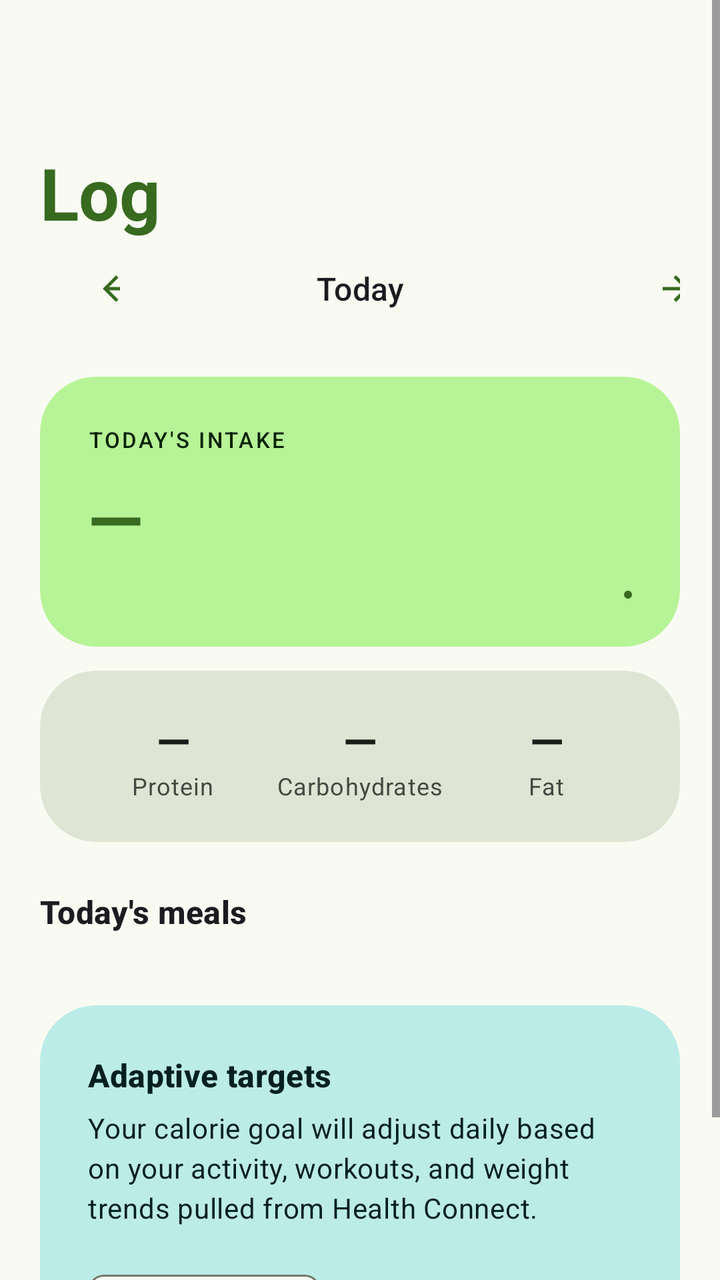
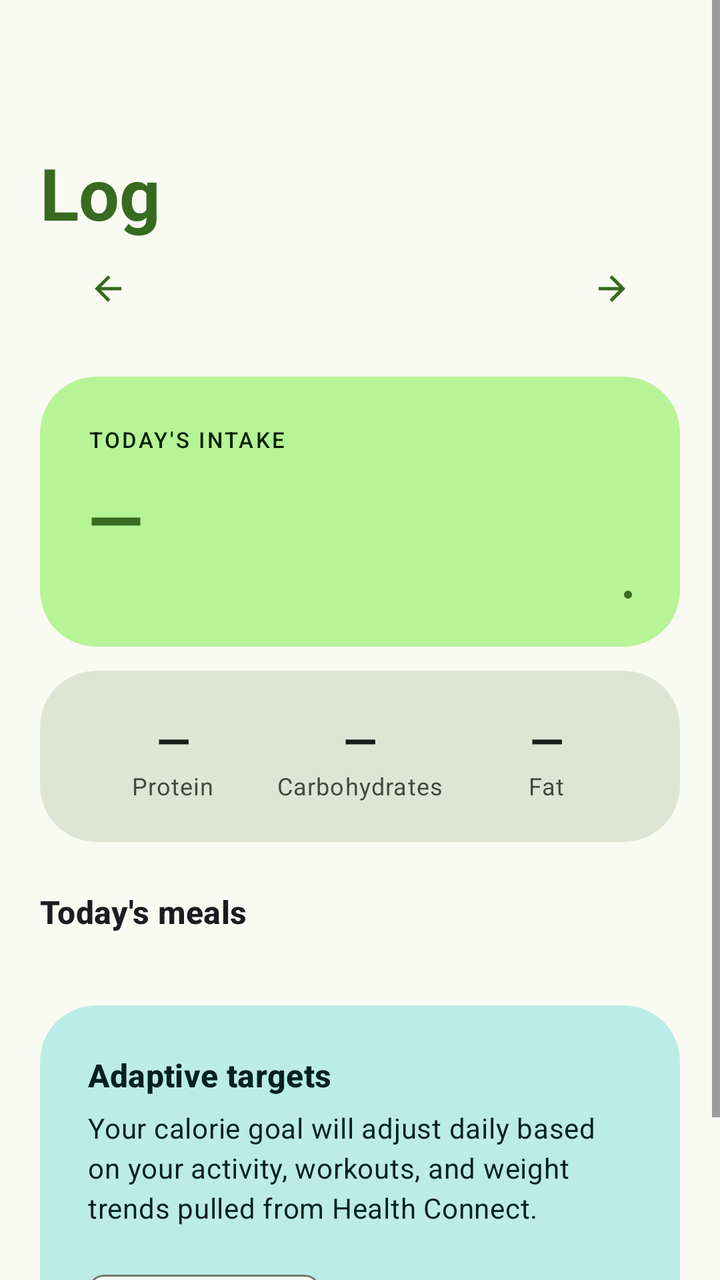

Before-and-after screenshots of an Android layout around one commit, followed by the original layout XML and the change that was made.
<!-- AndroidManifest.xml: application theme Theme.ScaScan -->
<!-- res/layout/fragment_log.xml -->
<?xml version="1.0" encoding="utf-8"?>
<ScrollView
    xmlns:android="http://schemas.android.com/apk/res/android"
    xmlns:app="http://schemas.android.com/apk/res-auto"
    android:id="@+id/root"
    android:layout_width="match_parent"
    android:layout_height="match_parent"
    android:fillViewport="true"
    android:background="?android:colorBackground">

    <LinearLayout
        android:layout_width="match_parent"
        android:layout_height="wrap_content"
        android:orientation="vertical"
        android:paddingHorizontal="20dp"
        android:paddingTop="72dp"
        android:paddingBottom="32dp">

        <TextView
            android:layout_width="wrap_content"
            android:layout_height="wrap_content"
            android:text="@string/nav_log"
            style="@style/TextAppearance.Material3.DisplaySmall"
            android:textStyle="bold"
            android:textColor="?attr/colorPrimary"
            android:layout_marginBottom="4dp" />

        
        <LinearLayout
            android:layout_width="match_parent"
            android:layout_height="wrap_content"
            android:orientation="horizontal"
            android:gravity="center_vertical"
            android:layout_marginBottom="24dp">

            <com.google.android.material.button.MaterialButton
                android:id="@+id/btnPrevDay"
                android:layout_width="40dp"
                android:layout_height="40dp"
                android:insetTop="0dp"
                android:insetBottom="0dp"
                style="@style/Widget.Material3.Button.IconButton"
                app:icon="@drawable/ic_arrow_back" />

            <TextView
                android:id="@+id/tvSelectedDate"
                android:layout_width="0dp"
                android:layout_height="wrap_content"
                android:layout_weight="1"
                android:gravity="center"
                android:text="Today"
                style="@style/TextAppearance.Material3.TitleMedium"
                android:textColor="?attr/colorOnBackground" />

            <com.google.android.material.button.MaterialButton
                android:id="@+id/btnNextDay"
                android:layout_width="40dp"
                android:layout_height="40dp"
                android:insetTop="0dp"
                android:insetBottom="0dp"
                style="@style/Widget.Material3.Button.IconButton"
                app:icon="@drawable/ic_arrow_forward" />
        </LinearLayout>

        
        <com.google.android.material.card.MaterialCardView
            android:layout_width="match_parent"
            android:layout_height="wrap_content"
            android:layout_marginBottom="12dp"
            app:cardBackgroundColor="?attr/colorPrimaryContainer"
            app:cardCornerRadius="28dp"
            app:cardElevation="0dp"
            app:strokeWidth="0dp">

            <LinearLayout
                android:layout_width="match_parent"
                android:layout_height="wrap_content"
                android:orientation="vertical"
                android:padding="24dp">

                <TextView
                    android:layout_width="wrap_content"
                    android:layout_height="wrap_content"
                    android:text="@string/log_today_intake"
                    style="@style/TextAppearance.Material3.LabelSmall"
                    android:textAllCaps="true"
                    android:letterSpacing="0.1"
                    android:textColor="?attr/colorOnPrimaryContainer"
                    android:layout_marginBottom="8dp" />

                <TextView
                    android:id="@+id/tvCalorieSummary"
                    android:layout_width="wrap_content"
                    android:layout_height="wrap_content"
                    android:text="@string/log_no_data"
                    style="@style/TextAppearance.Material3.DisplaySmall"
                    android:textStyle="bold"
                    android:textColor="?attr/colorPrimary"
                    android:layout_marginBottom="12dp" />

                <com.google.android.material.progressindicator.LinearProgressIndicator
                    android:id="@+id/progressCalories"
                    android:layout_width="match_parent"
                    android:layout_height="wrap_content"
                    android:progress="0"
                    android:max="100"
                    app:trackCornerRadius="4dp"
                    app:indicatorColor="?attr/colorPrimary"
                    app:trackColor="?attr/colorPrimaryContainer" />
            </LinearLayout>
        </com.google.android.material.card.MaterialCardView>

        
        <com.google.android.material.card.MaterialCardView
            android:layout_width="match_parent"
            android:layout_height="wrap_content"
            android:layout_marginBottom="24dp"
            app:cardBackgroundColor="?attr/colorSurfaceVariant"
            app:cardCornerRadius="28dp"
            app:cardElevation="0dp"
            app:strokeWidth="0dp">

            <LinearLayout
                android:layout_width="match_parent"
                android:layout_height="wrap_content"
                android:orientation="horizontal"
                android:padding="20dp">

                <LinearLayout
                    android:layout_width="0dp"
                    android:layout_height="wrap_content"
                    android:layout_weight="1"
                    android:orientation="vertical"
                    android:gravity="center_horizontal">

                    <TextView
                        android:id="@+id/tvLogProtein"
                        android:layout_width="wrap_content"
                        android:layout_height="wrap_content"
                        android:text="—"
                        style="@style/TextAppearance.Material3.TitleLarge"
                        android:textStyle="bold"
                        android:textColor="?attr/colorOnSurface" />

                    <TextView
                        android:layout_width="wrap_content"
                        android:layout_height="wrap_content"
                        android:text="@string/nutrient_protein"
                        style="@style/TextAppearance.Material3.BodySmall"
                        android:textColor="?attr/colorOnSurfaceVariant" />
                </LinearLayout>

                <LinearLayout
                    android:layout_width="0dp"
                    android:layout_height="wrap_content"
                    android:layout_weight="1"
                    android:orientation="vertical"
                    android:gravity="center_horizontal">

                    <TextView
                        android:id="@+id/tvLogCarbs"
                        android:layout_width="wrap_content"
                        android:layout_height="wrap_content"
                        android:text="—"
                        style="@style/TextAppearance.Material3.TitleLarge"
                        android:textStyle="bold"
                        android:textColor="?attr/colorOnSurface" />

                    <TextView
                        android:layout_width="wrap_content"
                        android:layout_height="wrap_content"
                        android:text="@string/nutrient_carbs"
                        style="@style/TextAppearance.Material3.BodySmall"
                        android:textColor="?attr/colorOnSurfaceVariant" />
                </LinearLayout>

                <LinearLayout
                    android:layout_width="0dp"
                    android:layout_height="wrap_content"
                    android:layout_weight="1"
                    android:orientation="vertical"
                    android:gravity="center_horizontal">

                    <TextView
                        android:id="@+id/tvLogFat"
                        android:layout_width="wrap_content"
                        android:layout_height="wrap_content"
                        android:text="—"
                        style="@style/TextAppearance.Material3.TitleLarge"
                        android:textStyle="bold"
                        android:textColor="?attr/colorOnSurface" />

                    <TextView
                        android:layout_width="wrap_content"
                        android:layout_height="wrap_content"
                        android:text="@string/nutrient_fat"
                        style="@style/TextAppearance.Material3.BodySmall"
                        android:textColor="?attr/colorOnSurfaceVariant" />
                </LinearLayout>
            </LinearLayout>
        </com.google.android.material.card.MaterialCardView>

        
        <TextView
            android:layout_width="wrap_content"
            android:layout_height="wrap_content"
            android:text="@string/log_entries_today"
            style="@style/TextAppearance.Material3.TitleMedium"
            android:textStyle="bold"
            android:textColor="?attr/colorOnBackground"
            android:layout_marginBottom="12dp" />

        
        <TextView
            android:id="@+id/tvEmptyLog"
            android:layout_width="match_parent"
            android:layout_height="wrap_content"
            android:text="@string/log_empty"
            style="@style/TextAppearance.Material3.BodyMedium"
            android:textColor="?attr/colorOnSurfaceVariant"
            android:layout_marginBottom="24dp"
            android:visibility="gone" />

        
        <LinearLayout
            android:id="@+id/entriesContainer"
            android:layout_width="match_parent"
            android:layout_height="wrap_content"
            android:orientation="vertical"
            android:layout_marginBottom="24dp" />

        
        <com.google.android.material.card.MaterialCardView
            android:id="@+id/cardHcMetrics"
            android:layout_width="match_parent"
            android:layout_height="wrap_content"
            android:layout_marginBottom="12dp"
            android:visibility="gone"
            app:cardBackgroundColor="?attr/colorSecondaryContainer"
            app:cardCornerRadius="20dp"
            app:cardElevation="0dp"
            app:strokeWidth="0dp">

            <LinearLayout
                android:layout_width="match_parent"
                android:layout_height="wrap_content"
                android:orientation="horizontal"
                android:padding="16dp">

                <LinearLayout
                    android:layout_width="0dp"
                    android:layout_height="wrap_content"
                    android:layout_weight="1"
                    android:orientation="vertical"
                    android:gravity="center_horizontal">

                    <TextView
                        android:id="@+id/tvHcSteps"
                        android:layout_width="wrap_content"
                        android:layout_height="wrap_content"
                        android:text="—"
                        style="@style/TextAppearance.Material3.TitleMedium"
                        android:textStyle="bold"
                        android:textColor="?attr/colorOnSecondaryContainer" />

                    <TextView
                        android:layout_width="wrap_content"
                        android:layout_height="wrap_content"
                        android:text="@string/hc_label_steps"
                        style="@style/TextAppearance.Material3.BodySmall"
                        android:textColor="?attr/colorOnSecondaryContainer" />
                </LinearLayout>

                <LinearLayout
                    android:layout_width="0dp"
                    android:layout_height="wrap_content"
                    android:layout_weight="1"
                    android:orientation="vertical"
                    android:gravity="center_horizontal">

                    <TextView
                        android:id="@+id/tvHcCalories"
                        android:layout_width="wrap_content"
                        android:layout_height="wrap_content"
                        android:text="—"
                        style="@style/TextAppearance.Material3.TitleMedium"
                        android:textStyle="bold"
                        android:textColor="?attr/colorOnSecondaryContainer" />

                    <TextView
                        android:layout_width="wrap_content"
                        android:layout_height="wrap_content"
                        android:text="@string/hc_label_active"
                        style="@style/TextAppearance.Material3.BodySmall"
                        android:textColor="?attr/colorOnSecondaryContainer" />
                </LinearLayout>

                <LinearLayout
                    android:layout_width="0dp"
                    android:layout_height="wrap_content"
                    android:layout_weight="1"
                    android:orientation="vertical"
                    android:gravity="center_horizontal">

                    <TextView
                        android:id="@+id/tvHcDistance"
                        android:layout_width="wrap_content"
                        android:layout_height="wrap_content"
                        android:text="—"
                        style="@style/TextAppearance.Material3.TitleMedium"
                        android:textStyle="bold"
                        android:textColor="?attr/colorOnSecondaryContainer" />

                    <TextView
                        android:layout_width="wrap_content"
                        android:layout_height="wrap_content"
                        android:text="@string/hc_label_distance"
                        style="@style/TextAppearance.Material3.BodySmall"
                        android:textColor="?attr/colorOnSecondaryContainer" />
                </LinearLayout>
            </LinearLayout>
        </com.google.android.material.card.MaterialCardView>

        
        <com.google.android.material.card.MaterialCardView
            android:layout_width="match_parent"
            android:layout_height="wrap_content"
            app:cardBackgroundColor="?attr/colorTertiaryContainer"
            app:cardCornerRadius="28dp"
            app:cardElevation="0dp"
            app:strokeWidth="0dp">

            <LinearLayout
                android:layout_width="match_parent"
                android:layout_height="wrap_content"
                android:orientation="vertical"
                android:padding="24dp">

                <TextView
                    android:layout_width="wrap_content"
                    android:layout_height="wrap_content"
                    android:text="@string/log_adaptive_title"
                    style="@style/TextAppearance.Material3.TitleMedium"
                    android:textStyle="bold"
                    android:textColor="?attr/colorOnTertiaryContainer"
                    android:layout_marginBottom="6dp" />

                <TextView
                    android:layout_width="wrap_content"
                    android:layout_height="wrap_content"
                    android:text="@string/log_adaptive_body"
                    style="@style/TextAppearance.Material3.BodyMedium"
                    android:textColor="?attr/colorOnTertiaryContainer"
                    android:layout_marginBottom="16dp" />

                <com.google.android.material.chip.Chip
                    android:layout_width="wrap_content"
                    android:layout_height="wrap_content"
                    android:text="@string/coming_soon"
                    android:clickable="false"
                    style="@style/Widget.Material3.Chip.Suggestion" />
            </LinearLayout>
        </com.google.android.material.card.MaterialCardView>

    </LinearLayout>
</ScrollView>
<!-- resources referenced by this layout -->
<resources>
  <!-- drawable ic_arrow_forward (drawable) -->
  <?xml version="1.0" encoding="utf-8"?>
  <vector xmlns:android="http://schemas.android.com/apk/res/android"
      android:width="24dp"
      android:height="24dp"
      android:viewportWidth="24"
      android:viewportHeight="24">
      <path
          android:fillColor="@android:color/white"
          android:pathData="M12,4l-1.41,1.41L16.17,11H4v2h12.17l-5.58,5.59L12,20l8,-8z" />
  </vector>
  <string name="coming_soon">Coming soon</string>
  <string name="hc_label_active">Burned today</string>
  <string name="hc_label_distance">Distance</string>
  <string name="hc_label_steps">Steps today</string>
  <string name="log_adaptive_body">Your calorie goal will adjust daily based on your activity, workouts, and weight trends pulled from Health Connect.</string>
  <string name="log_adaptive_title">Adaptive targets</string>
  <string name="log_empty">No entries yet — scan or search a food to get started.</string>
  <string name="log_entries_today">Today\'s meals</string>
  <string name="log_no_data">—</string>
  <string name="log_today_intake">Today\'s intake</string>
  <string name="nav_log">Log</string>
  <string name="nutrient_carbs">Carbohydrates</string>
  <string name="nutrient_fat">Fat</string>
  <string name="nutrient_protein">Protein</string>
  <color name="colorPrimary">#386A20</color>
  <color name="colorOnPrimary">#FFFFFF</color>
  <color name="colorPrimaryContainer">#B7F397</color>
  <color name="colorOnPrimaryContainer">#042100</color>
  <color name="colorSecondary">#55624C</color>
  <color name="colorOnSecondary">#FFFFFF</color>
  <color name="colorSecondaryContainer">#D9E8CB</color>
  <color name="colorOnSecondaryContainer">#131F0D</color>
  <color name="colorTertiary">#386663</color>
  <color name="colorOnTertiary">#FFFFFF</color>
  <color name="colorTertiaryContainer">#BCECE8</color>
  <color name="colorOnTertiaryContainer">#00201F</color>
  <color name="colorError">#BA1A1A</color>
  <color name="colorOnError">#FFFFFF</color>
  <color name="colorBackground">#F9FBF2</color>
  <color name="colorSurface">#F9FBF2</color>
  <color name="colorOnSurface">#1A1C18</color>
  <color name="colorSurfaceVariant">#DEE5D4</color>
  <color name="colorOnSurfaceVariant">#424940</color>
  <color name="colorOutline">#72796A</color>
  <color name="colorOutlineVariant">#C2C9BA</color>
  <style name="ShapeAppearance.App.Pill" parent="">
          <item name="cornerFamily">rounded</item>
          <item name="cornerSize">50%</item>
      </style>
  <style name="ShapeAppearance.App.LargeRounded" parent="">
          <item name="cornerFamily">rounded</item>
          <item name="cornerSize">28dp</item>
      </style>
  <style name="Widget.App.Button" parent="Widget.Material3.Button">
          <item name="shapeAppearance">@style/ShapeAppearance.App.Pill</item>
          <item name="android:paddingStart">24dp</item>
          <item name="android:paddingEnd">24dp</item>
      </style>
  <style name="Widget.App.Button.Outlined" parent="Widget.Material3.Button.OutlinedButton">
          <item name="shapeAppearance">@style/ShapeAppearance.App.Pill</item>
          <item name="android:paddingStart">24dp</item>
          <item name="android:paddingEnd">24dp</item>
      </style>
  <style name="Widget.App.FloatingActionButton" parent="Widget.Material3.FloatingActionButton.Large.Primary">
          <item name="shapeAppearance">@style/ShapeAppearance.App.Pill</item>
      </style>
  <style name="Widget.App.ExtendedFab" parent="Widget.Material3.ExtendedFloatingActionButton.Primary">
          <item name="shapeAppearance">@style/ShapeAppearance.App.Pill</item>
      </style>
  <style name="Widget.App.Card" parent="Widget.Material3.CardView.Filled">
          <item name="shapeAppearance">@style/ShapeAppearance.App.LargeRounded</item>
          <item name="cardElevation">0dp</item>
          <item name="strokeWidth">0dp</item>
      </style>
  <!-- unchanged entries left out for length: 2 -->
</resources>

<!-- the commit's change to res/layout/fragment_log.xml (unified diff, before → after) -->
@@ -35,11 +35,17 @@
 
             <com.google.android.material.button.MaterialButton
                 android:id="@+id/btnPrevDay"
-                android:layout_width="40dp"
-                android:layout_height="40dp"
+                style="@style/Widget.Material3.Button.IconButton"
+                android:layout_width="wrap_content"
+                android:layout_height="wrap_content"
                 android:insetTop="0dp"
                 android:insetBottom="0dp"
-                style="@style/Widget.Material3.Button.IconButton"
+                android:insetLeft="0dp"
+                android:insetRight="0dp"
+                android:minWidth="0dp"
+                android:minHeight="0dp"
+                app:iconSize="20dp"
+                app:iconPadding="0dp"
                 app:icon="@drawable/ic_arrow_back" />
 
             <TextView
@@ -48,17 +54,22 @@
                 android:layout_height="wrap_content"
                 android:layout_weight="1"
                 android:gravity="center"
-                android:text="Today"
                 style="@style/TextAppearance.Material3.TitleMedium"
                 android:textColor="?attr/colorOnBackground" />
 
             <com.google.android.material.button.MaterialButton
                 android:id="@+id/btnNextDay"
-                android:layout_width="40dp"
-                android:layout_height="40dp"
+                style="@style/Widget.Material3.Button.IconButton"
+                android:layout_width="wrap_content"
+                android:layout_height="wrap_content"
                 android:insetTop="0dp"
                 android:insetBottom="0dp"
-                style="@style/Widget.Material3.Button.IconButton"
+                android:insetLeft="0dp"
+                android:insetRight="0dp"
+                android:minWidth="0dp"
+                android:minHeight="0dp"
+                app:iconSize="20dp"
+                app:iconPadding="0dp"
                 app:icon="@drawable/ic_arrow_forward" />
         </LinearLayout>
 
